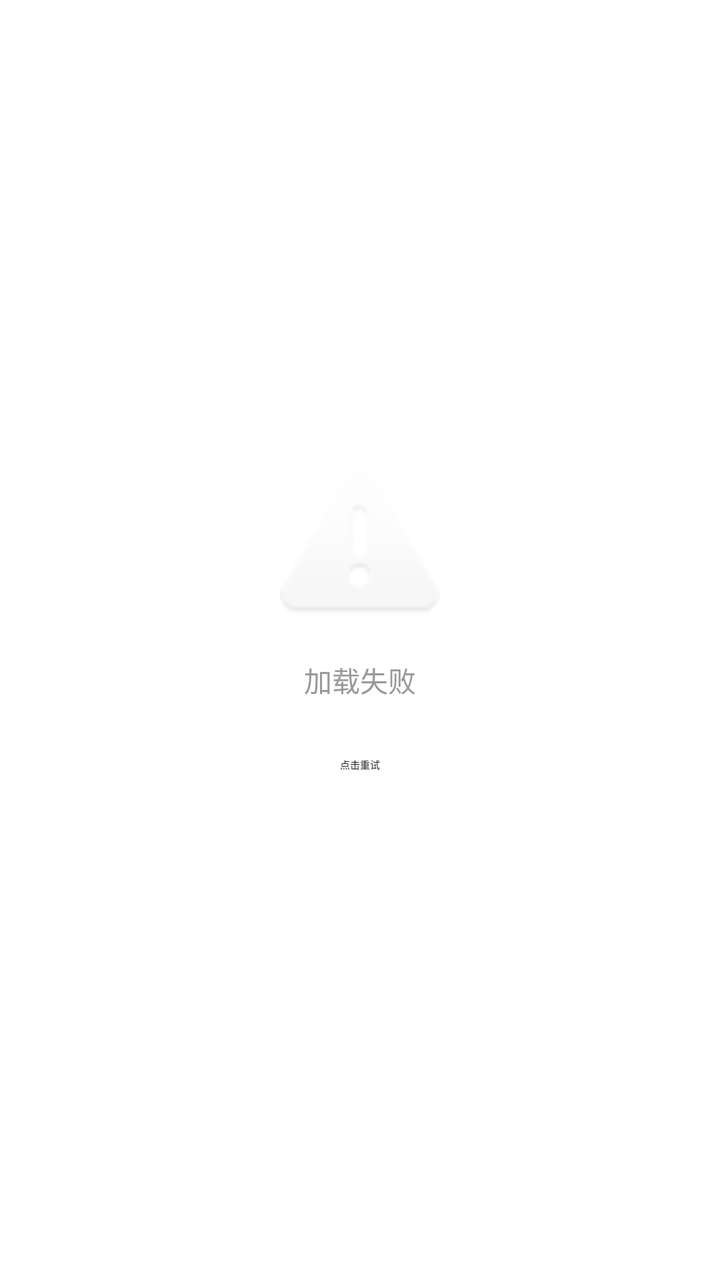
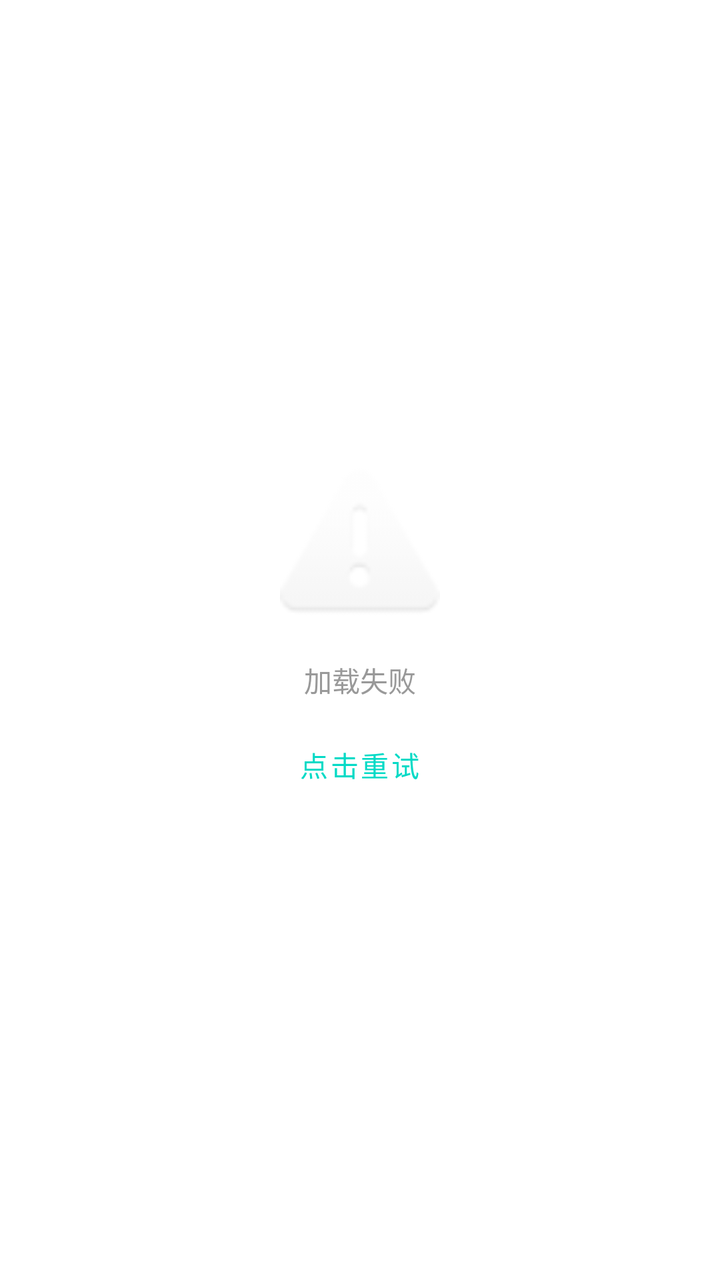

Compare the two renders of this Android layout. The source of the first and the diff that turns it into the second are given below.
<!-- AndroidManifest.xml: another module's application theme Theme.MaterialComponents.Light.DarkActionBar -->
<!-- res/layout/aw_state_error.xml -->
<?xml version="1.0" encoding="utf-8"?>
<LinearLayout xmlns:android="http://schemas.android.com/apk/res/android"
    android:layout_width="match_parent"
    android:layout_height="match_parent"
    android:gravity="center"
    android:orientation="vertical"
    android:padding="32dp">

    <ImageView
        android:layout_width="80dp"
        android:layout_height="80dp"
        android:contentDescription="错误"
        android:src="@android:drawable/ic_dialog_alert"
        android:alpha="0.3" />

    <TextView
        android:layout_width="wrap_content"
        android:layout_height="wrap_content"
        android:layout_marginTop="16dp"
        android:text="加载失败"
        android:textColor="#999999"
        android:textSize="14sp" />

    <Button
        android:id="@+id/btnRetry"
        style="@style/Widget.Material3.Button.TextButton"
        android:layout_width="wrap_content"
        android:layout_height="wrap_content"
        android:layout_marginTop="8dp"
        android:text="点击重试" />
</LinearLayout>
<!-- resources referenced by this layout -->
<resources>

</resources>

<!-- the commit's change to res/layout/aw_state_error.xml (unified diff, before → after) -->
@@ -18,14 +18,16 @@
         android:layout_height="wrap_content"
         android:layout_marginTop="16dp"
         android:text="加载失败"
-        android:textColor="#999999"
+        android:textColor="@color/aw_state_text_color"
         android:textSize="14sp" />
 
     <Button
         android:id="@+id/btnRetry"
-        style="@style/Widget.Material3.Button.TextButton"
         android:layout_width="wrap_content"
         android:layout_height="wrap_content"
         android:layout_marginTop="8dp"
-        android:text="点击重试" />
+        android:text="点击重试"
+        android:textColor="?android:attr/colorAccent"
+        android:background="?android:attr/selectableItemBackground"
+        android:minHeight="48dp" />
 </LinearLayout>
<!-- resource entries referenced after the edit -->
@@ -1,5 +1,5 @@
 <!-- resources referenced by this layout -->
 <resources>
-
+  <color name="aw_state_text_color">#999999</color>
 </resources>
 
